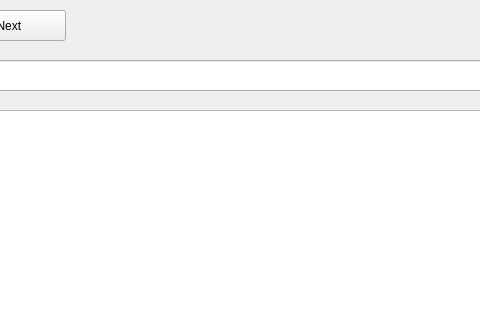
Before: the Qt Designer form ui/mainWindow.ui in piotr3290/semantic-search, drawn with Qt 5; both pictures show x 415 to 895 and y 0 to 320 of the 1011 by 544 pixel window.
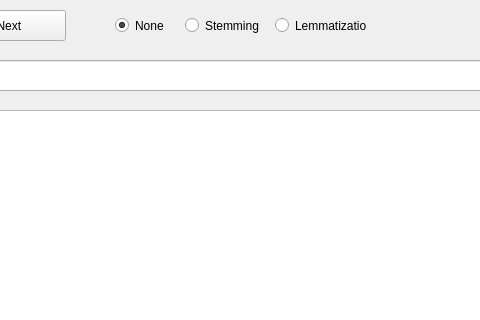
After: the same form once the commit is applied.

Commit message: Stemming and Lemmatization

```diff
--- a/ui/mainWindow.ui
+++ b/ui/mainWindow.ui
@@ -95,6 +95,48 @@
      <string>Find Next</string>
     </property>
    </widget>
+   <widget class="QRadioButton" name="radioButtonLemmatization">
+    <property name="geometry">
+     <rect>
+      <x>690</x>
+      <y>10</y>
+      <width>91</width>
+      <height>31</height>
+     </rect>
+    </property>
+    <property name="text">
+     <string>Lemmatization</string>
+    </property>
+   </widget>
+   <widget class="QRadioButton" name="radioButtonStemming">
+    <property name="geometry">
+     <rect>
+      <x>600</x>
+      <y>10</y>
+      <width>81</width>
+      <height>31</height>
+     </rect>
+    </property>
+    <property name="text">
+     <string>Stemming</string>
+    </property>
+   </widget>
+   <widget class="QRadioButton" name="radioButtonNone">
+    <property name="geometry">
+     <rect>
+      <x>530</x>
+      <y>10</y>
+      <width>61</width>
+      <height>31</height>
+     </rect>
+    </property>
+    <property name="text">
+     <string>None</string>
+    </property>
+    <property name="checked">
+     <bool>true</bool>
+    </property>
+   </widget>
   </widget>
   <widget class="QMenuBar" name="menubar">
    <property name="geometry">
```
The commit also changes 4 other files.
